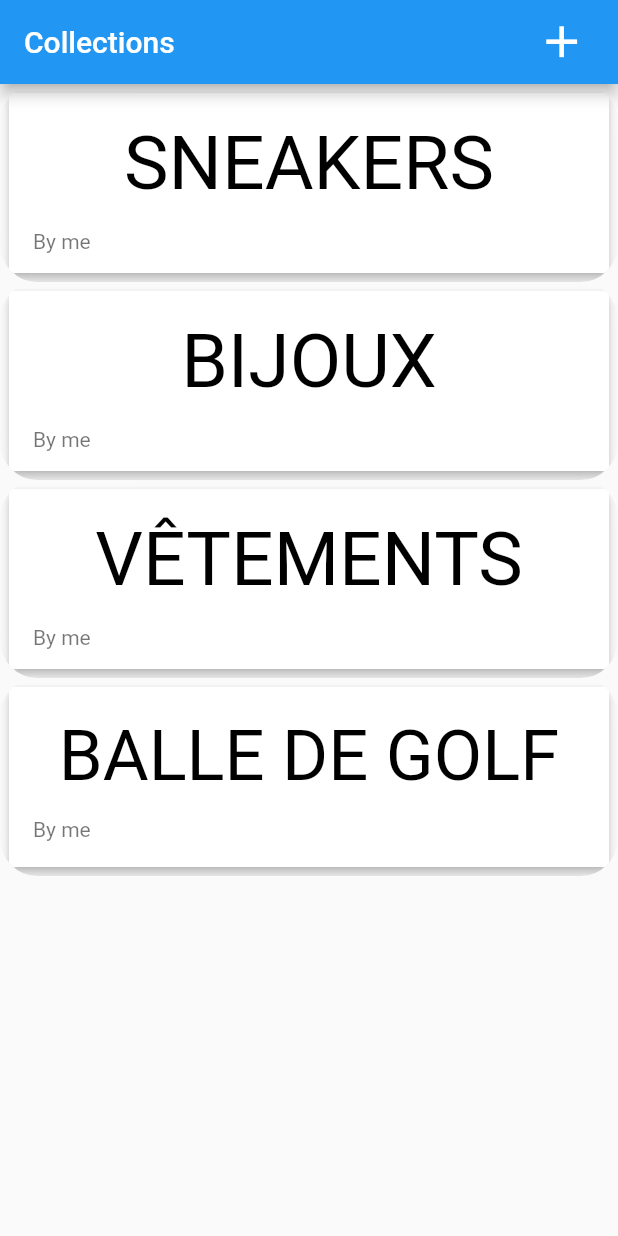
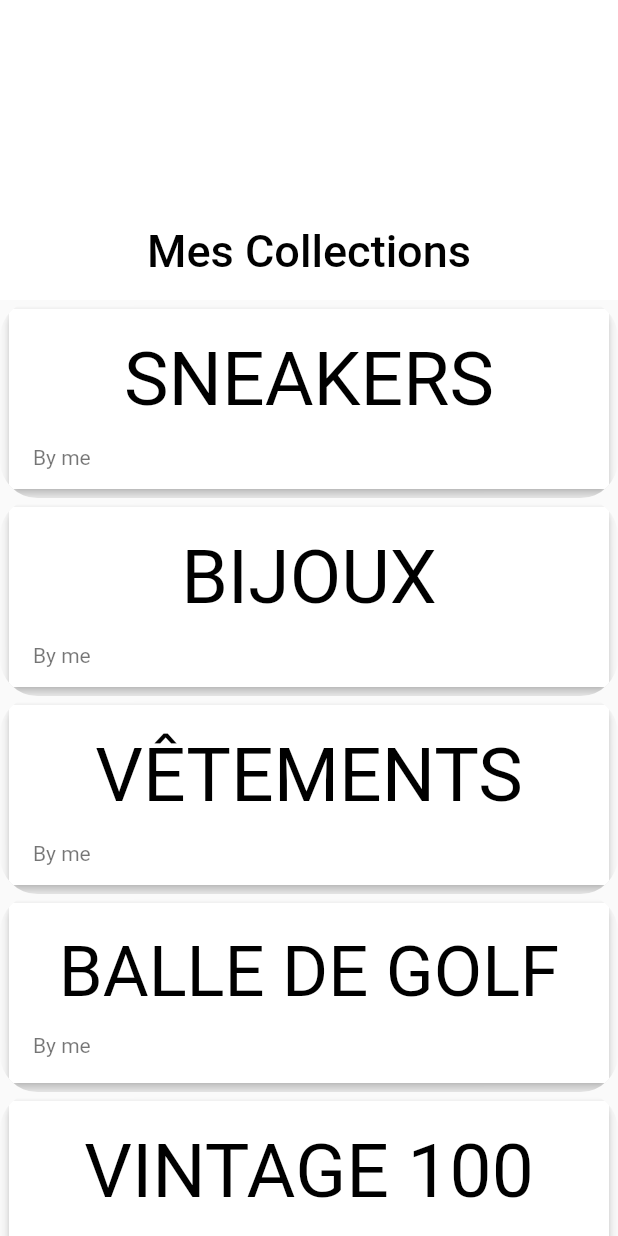
Before and after one commit to avallois/CollectX, a Flutter app: the screen it shows after launch, on a phone screen of 412 x 824 dp. Run offline on Flutter 3.47's test engine with Material 2 defaults, Android fonts, the phone set to English and light mode, and no system bars; drawn by our look-alikes of auto_size_text.

Commit message:
add sliverAppBar

```diff
--- a/lib/main.dart
+++ b/lib/main.dart
@@ -23,8 +23,8 @@ class MyApp extends StatelessWidget {
       child: MaterialApp(
         title: 'MyShop',
         theme: ThemeData(
-          primarySwatch: Colors.blue,
-          accentColor: Colors.deepOrange,
+          primaryColor: Colors.white,
+
         ),
         home: CollectionOverviewPage(),
         routes: {
--- a/lib/pages/collection_detail_page.dart
+++ b/lib/pages/collection_detail_page.dart
@@ -26,7 +26,7 @@ class CollectionDetailPage extends StatelessWidget {
               ? CollectionDetailHeader(
                   collectionTitle: collection.title,
                   collectionDescription: collection.description,
-                  collectionAuthor: collection.author,
+                  // collectionAuthor: collection.author,
                 )
               : CollectionElementListItem(
                   elementTitle: collectionElements[index - 1].title,
--- a/lib/pages/collection_overview_page.dart
+++ b/lib/pages/collection_overview_page.dart
@@ -6,22 +6,22 @@ class CollectionOverviewPage extends StatelessWidget {
   @override
   Widget build(BuildContext context) {
     return Scaffold(
-      appBar: AppBar(
-        title: Text('Collections'),
-        actions: <Widget>[
-          IconButton(
-            icon: Icon(
-              Icons.add,
-              color: Colors.white,
-            ),
-            padding: EdgeInsets.symmetric(
-              horizontal: 20,
-            ),
-            iconSize: 35,
-            onPressed: () {},
-          ),
-        ],
-      ),
+      // appBar: AppBar(
+      //   title: Text('Collections'),
+      //   actions: <Widget>[
+      //     IconButton(
+      //       icon: Icon(
+      //         Icons.add,
+      //         color: Colors.white,
+      //       ),
+      //       padding: EdgeInsets.symmetric(
+      //         horizontal: 20,
+      //       ),
+      //       iconSize: 35,
+      //       onPressed: () {},
+      //     ),
+      //   ],
+      // ),
       body: CollectionList(),
     );
   }
--- a/lib/providers/collection.dart
+++ b/lib/providers/collection.dart
@@ -4,12 +4,12 @@ class Collection with ChangeNotifier {
   final String id;
   final String title;
   final String description;
-  final String author;
+  // final String author;
 
   Collection({
     @required this.id,
     @required this.title,
     @required this.description,
-    @required this.author,
+    // @required this.author,
   });
 }
--- a/lib/providers/collections.dart
+++ b/lib/providers/collections.dart
@@ -10,28 +10,56 @@ class Collections with ChangeNotifier {
       title: 'sneakers',
       description:
           'Voici une collection de sneakers vintage des 1980 avec les toutes première nikes.',
-      author: 'John Caca',
+      // author: 'John Caca',
     ),
     Collection(
       id: 'c2',
       title: 'bijoux',
       description:
           'Dior, Chanel, Gucci ou encore Louis Vuitton, bienvenu dans une superbe collection que je fais depuis des annees maintenant.',
-      author: 'seuf de noich',
+      // author: 'seuf de noich',
     ),
     Collection(
       id: 'c3',
       title: 'vêtements',
       description:
           'Dior, Chanel, Gucci ou encore Louis Vuitton, bienvenu dans une superbe collection que je fais depuis des annees maintenant.',
-      author: 'luxury toto',
+      // author: 'luxury toto',
     ),
     Collection(
       id: 'c4',
       title: 'balle de golf',
       description:
           'Dior, Chanel, Gucci ou encore Louis Vuitton, bienvenu dans une superbe collection que je fais depuis des annees maintenant.',
-      author: 'zizi le zozo',
+      // author: 'zizi le zozo',
+    ),
+    Collection(
+      id: 'c5',
+      title: 'Vintage 100',
+      description:
+          'Voici une collection de mon cul jdkjqshjkdshqkjhkdjqsqkjscjnckjncqjksnd.',
+      // author: 'Couilloss',
+    ),
+    Collection(
+      id: 'c6',
+      title: 'New gen',
+      description:
+          'Voici une collection de mes burnes jdkjqshjkdshqkjhkdjqsqkjscjnckjncqjksnd.',
+      // author: 'John Caca',
+    ),
+    Collection(
+      id: 'c7',
+      title: 'Posters',
+      description:
+          'Voici une collection de prout des années 1950.',
+      // author: 'Caca Jean',
+    ),
+    Collection(
+      id: 'c8',
+      title: 'Lacets',
+      description:
+          'toutes première nikes walla lardim.',
+      // author: 'John Seuf',
     ),
   ];
 
--- a/lib/widgets/collection_detail_header.dart
+++ b/lib/widgets/collection_detail_header.dart
@@ -4,12 +4,12 @@ import 'package:auto_size_text/auto_size_text.dart';
 class CollectionDetailHeader extends StatelessWidget {
   final String collectionTitle;
   final String collectionDescription;
-  final String collectionAuthor;
+  // final String collectionAuthor;
 
   CollectionDetailHeader({
     @required this.collectionTitle,
     @required this.collectionDescription,
-    @required this.collectionAuthor,
+    // @required this.collectionAuthor,
   });
 
   @override
@@ -99,7 +99,8 @@ class CollectionDetailHeader extends StatelessWidget {
                     text: 'Collection by ',
                     children: <TextSpan>[
                       TextSpan(
-                        text: collectionAuthor,
+                        // text: collectionAuthor,
+                        text: 'USER NAME',
                         style: TextStyle(fontWeight: FontWeight.w700),
                       ),
                     ],
--- a/lib/widgets/collection_list.dart
+++ b/lib/widgets/collection_list.dart
@@ -8,12 +8,44 @@ class CollectionList extends StatelessWidget {
   @override
   Widget build(BuildContext context) {
     final collections = Provider.of<Collections>(context).items;
-    return ListView.builder(
-      itemBuilder: (context, index) => ChangeNotifierProvider.value(
-        value: collections[index],
-        child: CollectionListItem(),
-      ),
-      itemCount: collections.length,
+    return CustomScrollView(
+      slivers: <Widget>[
+        SliverAppBar(
+          snap: false,
+          pinned: true,
+          floating: false,
+          expandedHeight: 200.0,
+          flexibleSpace: FlexibleSpaceBar(
+            centerTitle: true,
+            title: Text('Mes Collections'),
+            background: Stack(
+              fit: StackFit.expand,
+              children: <Widget>[
+                Container(
+                  color: Colors.white,
+                )
+              ],
+            ),
+          ),
+          elevation: 10.0,
+        ),
+        SliverList(
+          delegate: SliverChildBuilderDelegate(
+            (context, index) => ChangeNotifierProvider.value(
+              value: collections[index],
+              child: CollectionListItem(),
+            ),
+            childCount: collections.length,
+          ),
+        ),
+      ],
     );
+    // ListView.builder(
+    //   itemBuilder: (context, index) => ChangeNotifierProvider.value(
+    //     value: collections[index],
+    //     child: CollectionListItem(),
+    //   ),
+    //   itemCount: collections.length,
+    // );
   }
 }
```
Also changed, not shown: 1 other file.
